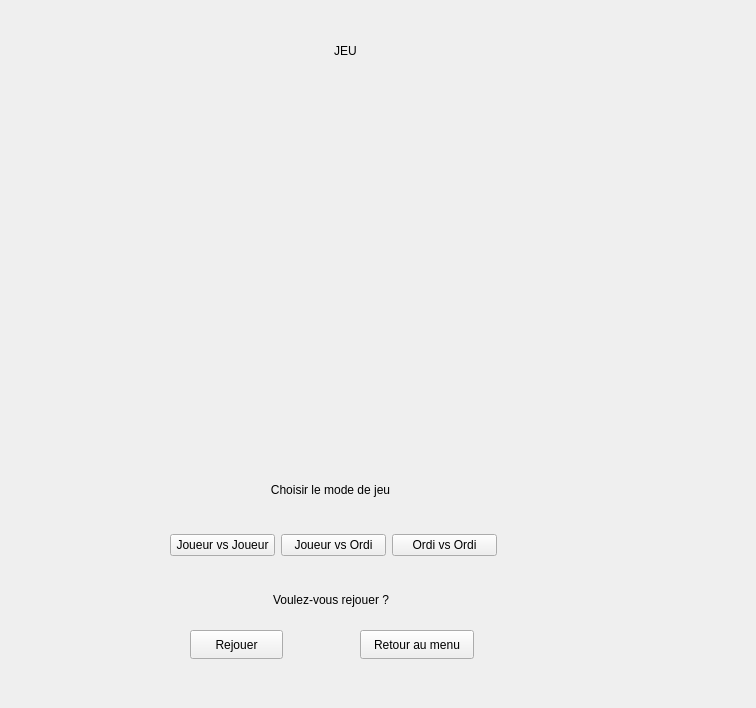
Before: the Qt Designer form TP-Refacto/jeugui.ui in WRKT/cpp-project, drawn with Qt 5.
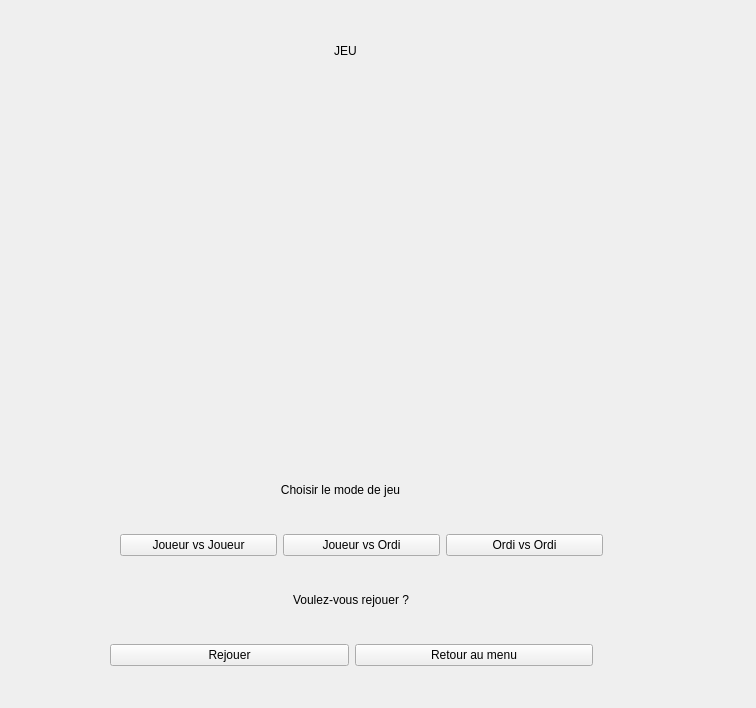
After: the same form once the commit is applied.

Commit message: FIX - rejouer et affichage des boutons

```diff
--- a/TP-Refacto/jeugui.ui
+++ b/TP-Refacto/jeugui.ui
@@ -35,12 +35,28 @@
     <set>Qt::AlignCenter</set>
    </property>
   </widget>
-  <widget class="QWidget" name="horizontalLayoutWidget">
+  <widget class="QLabel" name="choixMode">
    <property name="geometry">
     <rect>
-     <x>170</x>
+     <x>260</x>
+     <y>480</y>
+     <width>161</width>
+     <height>20</height>
+    </rect>
+   </property>
+   <property name="text">
+    <string>Choisir le mode de jeu</string>
+   </property>
+   <property name="alignment">
+    <set>Qt::AlignCenter</set>
+   </property>
+  </widget>
+  <widget class="QWidget" name="horizontalLayoutWidgetModeJeu">
+   <property name="geometry">
+    <rect>
+     <x>120</x>
      <y>520</y>
-     <width>327</width>
+     <width>483</width>
      <height>51</height>
     </rect>
    </property>
@@ -86,26 +102,10 @@
     </item>
    </layout>
   </widget>
-  <widget class="QLabel" name="labelRejouer_2">
-   <property name="geometry">
-    <rect>
-     <x>250</x>
-     <y>480</y>
-     <width>161</width>
-     <height>20</height>
-    </rect>
-   </property>
-   <property name="text">
-    <string>Choisir le mode de jeu</string>
-   </property>
-   <property name="alignment">
-    <set>Qt::AlignCenter</set>
-   </property>
-  </widget>
   <widget class="QLabel" name="labelRejouer">
    <property name="geometry">
     <rect>
-     <x>260</x>
+     <x>280</x>
      <y>590</y>
      <width>142</width>
      <height>20</height>
@@ -118,31 +118,31 @@
     <set>Qt::AlignCenter</set>
    </property>
   </widget>
-  <widget class="QPushButton" name="rejouerButton">
+  <widget class="QWidget" name="horizontalLayoutWidget">
    <property name="geometry">
     <rect>
-     <x>190</x>
+     <x>110</x>
      <y>630</y>
-     <width>93</width>
-     <height>29</height>
+     <width>483</width>
+     <height>51</height>
     </rect>
    </property>
-   <property name="text">
-    <string>Rejouer</string>
-   </property>
-  </widget>
-  <widget class="QPushButton" name="retourMenuButton">
-   <property name="geometry">
-    <rect>
-     <x>360</x>
-     <y>630</y>
-     <width>114</width>
-     <height>29</height>
-    </rect>
-   </property>
-   <property name="text">
-    <string>Retour au menu</string>
-   </property>
+   <layout class="QHBoxLayout" name="buttonLayout">
+    <item>
+     <widget class="QPushButton" name="rejouerButton">
+      <property name="text">
+       <string>Rejouer</string>
+      </property>
+     </widget>
+    </item>
+    <item>
+     <widget class="QPushButton" name="retourMenuButton">
+      <property name="text">
+       <string>Retour au menu</string>
+      </property>
+     </widget>
+    </item>
+   </layout>
   </widget>
  </widget>
  <resources/>
```
The commit also changes 1 other file.
